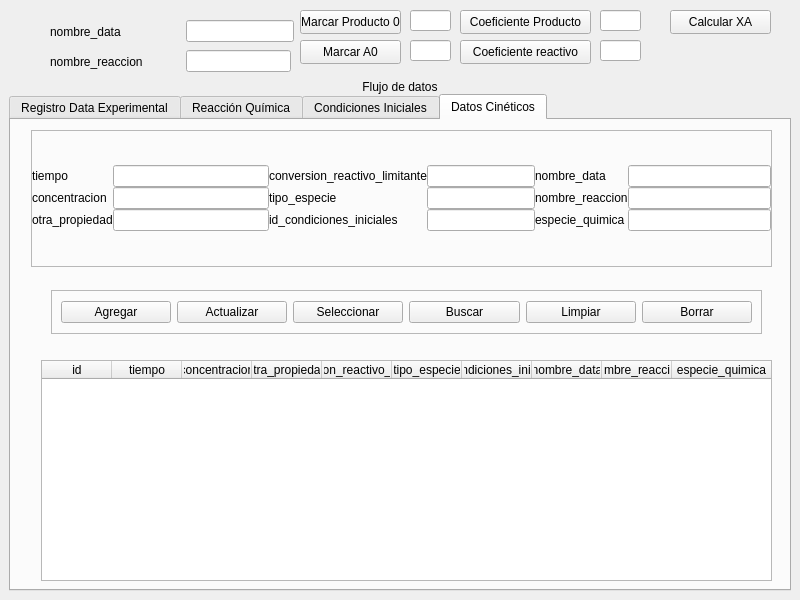
Old version of the form flujo_datos_gui.ui in the repository JuandresPUCE/tesis_pyqt_sqlite.
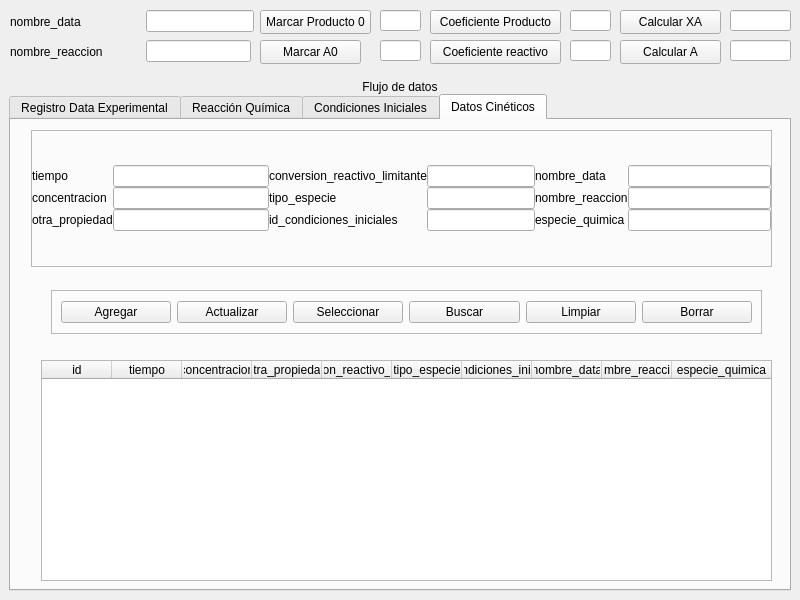
New version of the form.

Commit message: iniciando el filtrado de datos

```diff
--- a/flujo_datos_gui.ui
+++ b/flujo_datos_gui.ui
@@ -17,7 +17,7 @@
    <widget class="QPushButton" name="marcar_a0_btn">
     <property name="geometry">
      <rect>
-      <x>300</x>
+      <x>260</x>
       <y>40</y>
       <width>101</width>
       <height>24</height>
@@ -30,8 +30,8 @@
    <widget class="QWidget" name="layoutWidget_2">
     <property name="geometry">
      <rect>
-      <x>50</x>
-      <y>20</y>
+      <x>10</x>
+      <y>10</y>
       <width>244</width>
       <height>23</height>
      </rect>
@@ -72,7 +72,7 @@
    <widget class="QPushButton" name="calcular_xa">
     <property name="geometry">
      <rect>
-      <x>670</x>
+      <x>620</x>
       <y>10</y>
       <width>101</width>
       <height>24</height>
@@ -85,7 +85,7 @@
    <widget class="QPushButton" name="marcar_coeficiente_reactivo_btn">
     <property name="geometry">
      <rect>
-      <x>460</x>
+      <x>430</x>
       <y>40</y>
       <width>131</width>
       <height>24</height>
@@ -98,7 +98,7 @@
    <widget class="QPushButton" name="marcar_coeficiente_producto_btn">
     <property name="geometry">
      <rect>
-      <x>460</x>
+      <x>430</x>
       <y>10</y>
       <width>131</width>
       <height>24</height>
@@ -111,7 +111,7 @@
    <widget class="QLineEdit" name="coeficiente_estequiometrico_producto_edit">
     <property name="geometry">
      <rect>
-      <x>600</x>
+      <x>570</x>
       <y>10</y>
       <width>41</width>
       <height>21</height>
@@ -121,7 +121,7 @@
    <widget class="QLineEdit" name="coeficiente_estequiometrico_reactivo_edit">
     <property name="geometry">
      <rect>
-      <x>600</x>
+      <x>570</x>
       <y>40</y>
       <width>41</width>
       <height>21</height>
@@ -131,7 +131,7 @@
    <widget class="QLineEdit" name="concentracion_reactivo_limitante_edit">
     <property name="geometry">
      <rect>
-      <x>410</x>
+      <x>380</x>
       <y>40</y>
       <width>41</width>
       <height>21</height>
@@ -141,9 +141,9 @@
    <widget class="QPushButton" name="marcar_producto0_btn">
     <property name="geometry">
      <rect>
-      <x>300</x>
+      <x>260</x>
       <y>10</y>
-      <width>101</width>
+      <width>111</width>
       <height>24</height>
      </rect>
     </property>
@@ -154,14 +154,14 @@
    <widget class="QLineEdit" name="concentracion_producto_edit">
     <property name="geometry">
      <rect>
-      <x>410</x>
+      <x>380</x>
       <y>10</y>
       <width>41</width>
       <height>21</height>
      </rect>
     </property>
    </widget>
-   <widget class="QWidget" name="">
+   <widget class="QWidget" name="layoutWidget">
     <property name="geometry">
      <rect>
       <x>9</x>
@@ -1789,11 +1789,11 @@
      </item>
     </layout>
    </widget>
-   <widget class="QWidget" name="">
+   <widget class="QWidget" name="layoutWidget">
     <property name="geometry">
      <rect>
-      <x>50</x>
-      <y>50</y>
+      <x>10</x>
+      <y>40</y>
       <width>241</width>
       <height>23</height>
      </rect>
@@ -1824,6 +1824,39 @@
      </item>
     </layout>
    </widget>
+   <widget class="QLineEdit" name="conversion_reactivo_limitante_dc_edit_2">
+    <property name="geometry">
+     <rect>
+      <x>730</x>
+      <y>10</y>
+      <width>61</width>
+      <height>21</height>
+     </rect>
+    </property>
+   </widget>
+   <widget class="QPushButton" name="calcular_a">
+    <property name="geometry">
+     <rect>
+      <x>620</x>
+      <y>40</y>
+      <width>101</width>
+      <height>24</height>
+     </rect>
+    </property>
+    <property name="text">
+     <string>Calcular A</string>
+    </property>
+   </widget>
+   <widget class="QLineEdit" name="concentracion_reactivo_limitante_calculo">
+    <property name="geometry">
+     <rect>
+      <x>730</x>
+      <y>40</y>
+      <width>61</width>
+      <height>21</height>
+     </rect>
+    </property>
+   </widget>
   </widget>
  </widget>
  <resources/>
```
The commit also changes 8 other files.
